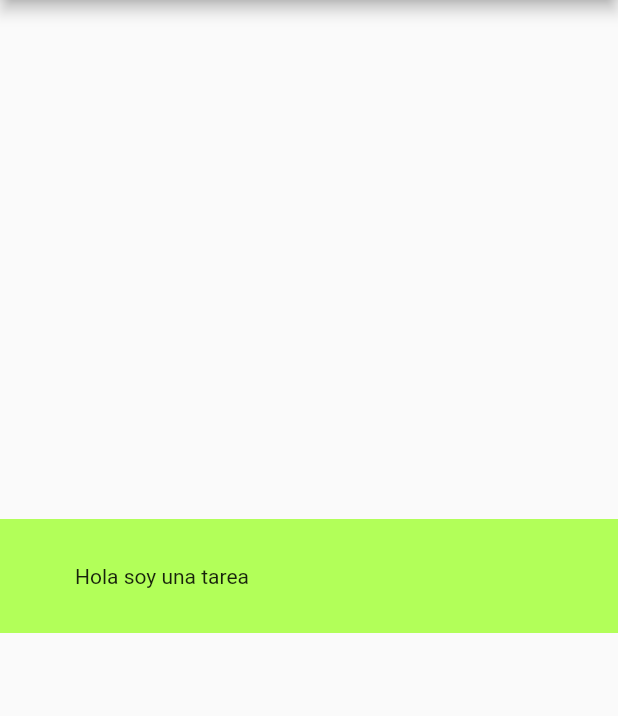
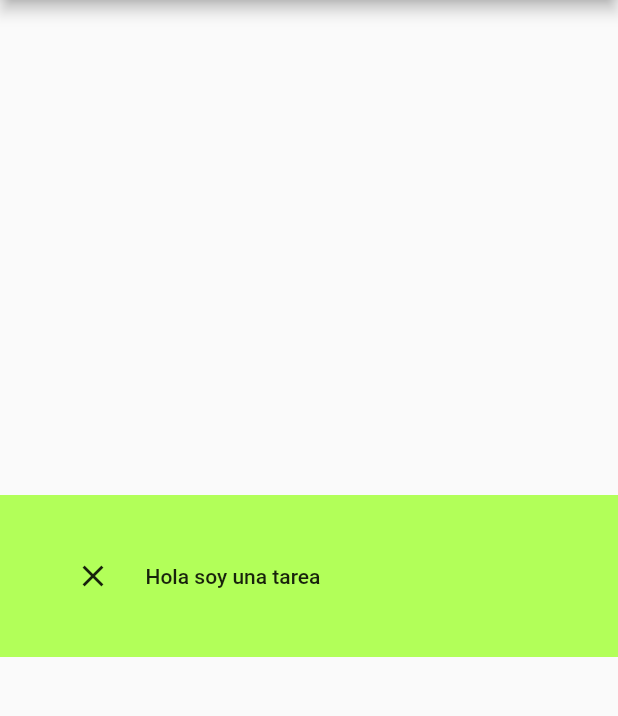
Before and after one commit to FedericoPR/stateful, a Flutter app: the screen it shows after launch, on a phone screen of 412 x 824 dp, the part 84-800 px from its top. Run offline on Flutter 3.47's test engine with Material 2 defaults, Android fonts, the phone set to English and light mode, and no system bars.

```diff
--- a/lib/main.dart
+++ b/lib/main.dart
@@ -24,11 +24,31 @@ class TareaState extends State<Tarea>{
     this.tst = ts;
   }
 
+  click(){
+    print("click");
+    setState(() {
+      tst['done'] = !tst['done'];
+    });
+  }
+
   @override
   Widget build(BuildContext context) {
     return Container(
         padding: EdgeInsets.only(left:20),
-        child: Text(tst["nombre"].toString() )
+        child: Row(
+          children: [
+            if (tst['done'])
+              Icon(Icons.done)
+            else
+              Icon(Icons.clear),
+            FlatButton(
+              onPressed: click,
+              child: Text("  "+tst['nombre']),
+            )
+          ],
+        )
+
+        //Text(tst["nombre"].toString() )
     );
   }
 }
```
